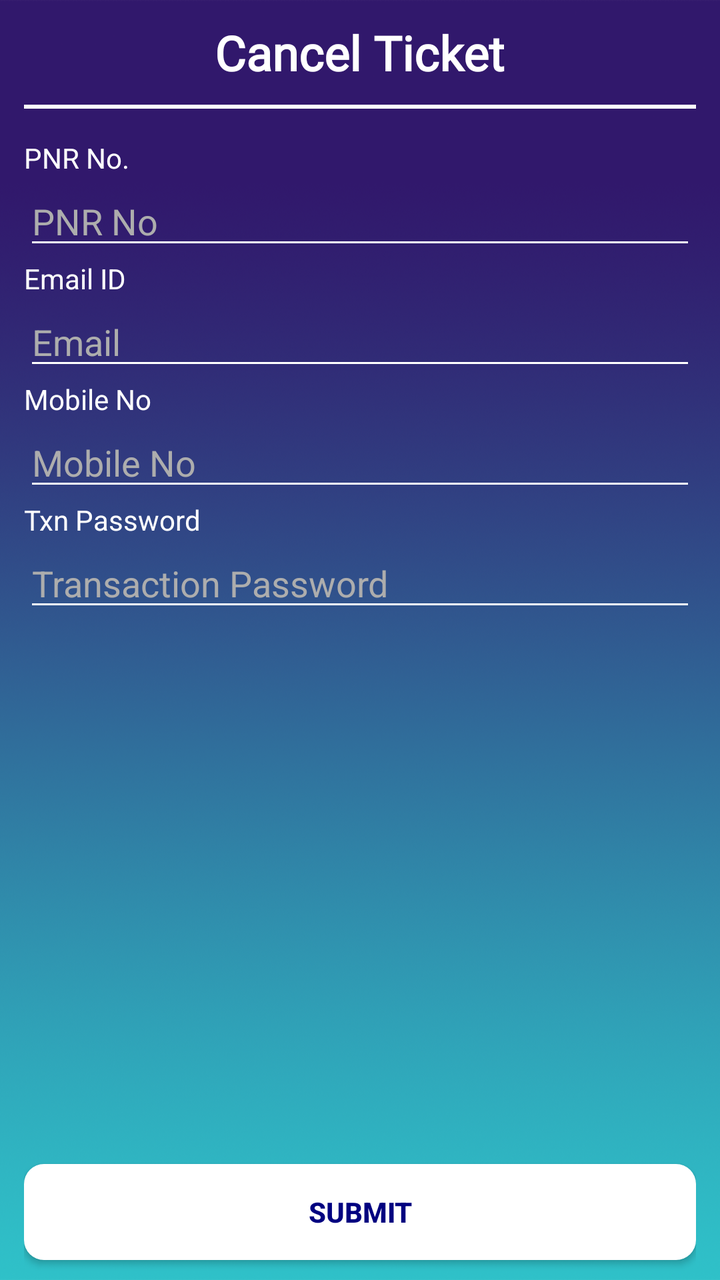
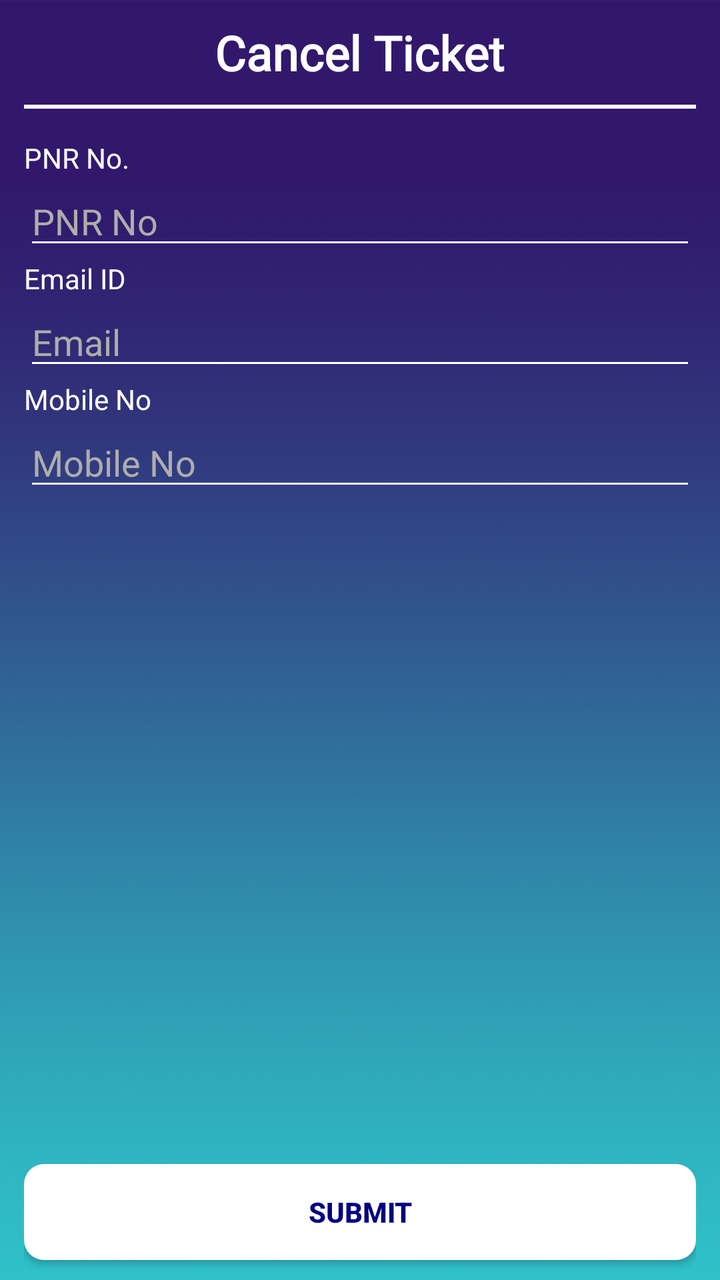

Before-and-after screenshots of an Android layout around one commit, followed by the original layout XML and the change that was made.
<!-- AndroidManifest.xml: application theme AppTheme.NoActionBar -->
<!-- res/layout/activity_ticket_cancellation.xml -->
<?xml version="1.0" encoding="utf-8"?>
<LinearLayout xmlns:android="http://schemas.android.com/apk/res/android"
    xmlns:app="http://schemas.android.com/apk/res-auto"
    xmlns:tools="http://schemas.android.com/tools"
    android:layout_width="match_parent"
    android:layout_height="match_parent"
    android:orientation="vertical"
    android:background="@drawable/background_img"
    android:paddingLeft="12dp"
    android:paddingRight="12dp"
    android:paddingTop="10dp"
    android:weightSum="1"
    tools:context="com.gsrtc.mobileweb.ui.activities.ticket_cancellation.TicketCancellationActivity">
    <ScrollView
        android:layout_width="match_parent"
        android:layout_weight="1"
        android:layout_height="match_parent">
        <LinearLayout
            android:layout_width="match_parent"
            android:layout_height="wrap_content"
            android:orientation="vertical">
            <TextView
                android:id="@+id/header_cancel"
                android:layout_width="wrap_content"
                android:layout_height="wrap_content"
                android:textSize="24sp"
                android:textStyle="bold"
                android:layout_gravity="center"
                android:textColor="@color/white"
                android:fontFamily="@font/gotham"
                android:layout_marginBottom="10dp"
                android:text="Cancel Ticket"/>
            <View
                android:id="@+id/second"
                android:layout_width="match_parent"
                android:layout_height="2dp"
                android:layout_below="@+id/top"
                android:layout_marginBottom="15dp"
                android:background="@color/white" />

            <LinearLayout
                android:layout_width="match_parent"
                android:layout_height="wrap_content"
                android:orientation="vertical">
                <TextView
                    android:id="@+id/txtpnr"
                    android:text="PNR No."
                    android:layout_width="wrap_content"
                    android:layout_height="wrap_content"
                    android:textColor="@color/white" />
                <EditText
                    android:id="@+id/pnr"
                    android:theme="@style/EditTextStyle"
                    android:singleLine="true"
                    android:textColorHint="@color/hint"
                    android:textColor="@color/white"
                    android:layout_width="match_parent"
                    android:layout_height="wrap_content"
                    android:hint="PNR No"/>
                <TextView
                    android:id="@+id/txtemail"
                    android:text="Email ID"
                    android:layout_width="wrap_content"
                    android:layout_height="wrap_content"
                    android:textColor="@color/white"/>
                <EditText
                    android:id="@+id/email"
                    android:theme="@style/EditTextStyle"
                    android:layout_width="match_parent"
                    android:inputType="textEmailAddress"
                    android:layout_height="wrap_content"
                    android:singleLine="true"
                    android:textColorHint="@color/hint"
                    android:textColor="@color/white"
                    android:hint="Email"/>
                <TextView
                    android:id="@+id/txtmobile"
                    android:text="Mobile No"
                    android:layout_width="wrap_content"
                    android:layout_height="wrap_content"
                    android:textColor="@color/white"/>
                <EditText
                    android:id="@+id/phone"
                    android:theme="@style/EditTextStyle"
                    android:inputType="phone"
                    android:singleLine="true"
                    android:maxLength="13"
                    android:textColorHint="@color/hint"
                    android:textColor="@color/white"
                    android:layout_width="match_parent"
                    android:layout_height="wrap_content"
                    android:hint="Mobile No"/>
                <TextView
                    android:id="@+id/txtpass"
                    android:text="Txn Password"
                    android:layout_width="wrap_content"
                    android:layout_height="wrap_content"
                    android:textColor="@color/white"/>
                <EditText
                    android:id="@+id/text_password"
                    android:theme="@style/EditTextStyle"
                    android:inputType="textPassword"
                    android:layout_width="match_parent"
                    android:layout_height="wrap_content"
                    android:singleLine="true"
                    android:textColorHint="@color/hint"
                    android:textColor="@color/white"
                    android:hint="Transaction Password"/>
                <TextView
                    android:text="Reference Number"
                    android:layout_width="wrap_content"
                    android:layout_height="wrap_content"
                    android:visibility="gone"/>
                <EditText
                    android:id="@+id/wsRefNo"
                    android:theme="@style/EditTextStyle"
                    android:layout_width="match_parent"
                    android:layout_height="wrap_content"
                    android:visibility="gone"/>
            </LinearLayout>

        </LinearLayout>
    </ScrollView>
    <Button
        android:id="@+id/submitBtn"
       android:background="@drawable/btn_shape"
        android:textColor="@color/naviy"
        android:layout_marginTop="10dp"
        android:layout_width="match_parent"
        android:layout_height="wrap_content"
        android:text="Submit"
        android:layout_marginBottom="10dp"
        android:textStyle="bold"/>
</LinearLayout>
<!-- resources referenced by this layout -->
<resources>
  <color name="hint"> #adadad</color>
  <color name="naviy">#000080</color>
  <color name="white">#FFFFFF</color>
  <!-- drawable background_img: png bitmap (drawable-sw720dp, 391260 bytes) -->
  <!-- drawable btn_shape (drawable) -->
  <?xml version="1.0" encoding="utf-8"?>
  <selector xmlns:android="http://schemas.android.com/apk/res/android">
      <item>
          <shape android:shape="rectangle">
              <solid android:color="@color/white" />
              <corners android:radius="10dp"/>
          </shape>
      </item>
  </selector>
  <style name="EditTextStyle">
          <item name="colorAccent">@color/white</item>
          <item name="colorControlNormal">@color/white</item>
          <item name="colorControlActivated">@color/white</item>
      </style>
  <style name="AppTheme.NoActionBar" parent="Theme.AppCompat.Light.NoActionBar">
          
          <item name="android:windowActionBar">false</item>
  
  
  
          
          <item name="android:windowLightStatusBar">true</item> 
      </style>
</resources>

<!-- the commit's change to res/layout/activity_ticket_cancellation.xml (unified diff, before → after) -->
@@ -11,124 +11,128 @@
     android:paddingTop="10dp"
     android:weightSum="1"
     tools:context="com.gsrtc.mobileweb.ui.activities.ticket_cancellation.TicketCancellationActivity">
+
     <ScrollView
         android:layout_width="match_parent"
-        android:layout_weight="1"
-        android:layout_height="match_parent">
+        android:layout_height="match_parent"
+        android:layout_weight="1">
+
         <LinearLayout
             android:layout_width="match_parent"
             android:layout_height="wrap_content"
             android:orientation="vertical">
+
+            
             <TextView
                 android:id="@+id/header_cancel"
                 android:layout_width="wrap_content"
                 android:layout_height="wrap_content"
+                android:text="Cancel Ticket"
                 android:textSize="24sp"
                 android:textStyle="bold"
                 android:layout_gravity="center"
                 android:textColor="@color/white"
                 android:fontFamily="@font/gotham"
-                android:layout_marginBottom="10dp"
-                android:text="Cancel Ticket"/>
+                android:layout_marginBottom="10dp"/>
+
             <View
                 android:id="@+id/second"
                 android:layout_width="match_parent"
                 android:layout_height="2dp"
-                android:layout_below="@+id/top"
                 android:layout_marginBottom="15dp"
                 android:background="@color/white" />
 
+            
             <LinearLayout
                 android:layout_width="match_parent"
                 android:layout_height="wrap_content"
                 android:orientation="vertical">
+
+                
                 <TextView
                     android:id="@+id/txtpnr"
-                    android:text="PNR No."
                     android:layout_width="wrap_content"
                     android:layout_height="wrap_content"
-                    android:textColor="@color/white" />
+                    android:text="PNR No."
+                    android:textColor="@color/white"/>
+
                 <EditText
                     android:id="@+id/pnr"
+                    android:layout_width="match_parent"
+                    android:layout_height="wrap_content"
                     android:theme="@style/EditTextStyle"
                     android:singleLine="true"
+                    android:textColor="@color/white"
                     android:textColorHint="@color/hint"
-                    android:textColor="@color/white"
+                    android:hint="PNR No"/>
+
+                
+                <TextView
+                    android:id="@+id/txtemail"
+                    android:layout_width="wrap_content"
+                    android:layout_height="wrap_content"
+                    android:text="Email ID"
+                    android:textColor="@color/white"/>
+
+                <EditText
+                    android:id="@+id/email"
                     android:layout_width="match_parent"
                     android:layout_height="wrap_content"
-                    android:hint="PNR No"/>
+                    android:theme="@style/EditTextStyle"
+                    android:inputType="textEmailAddress"
+                    android:singleLine="true"
+                    android:textColor="@color/white"
+                    android:textColorHint="@color/hint"
+                    android:hint="Email"/>
+
+                
                 <TextView
-                    android:id="@+id/txtemail"
-                    android:text="Email ID"
+                    android:id="@+id/txtmobile"
                     android:layout_width="wrap_content"
                     android:layout_height="wrap_content"
+                    android:text="Mobile No"
                     android:textColor="@color/white"/>
+
                 <EditText
-                    android:id="@+id/email"
+                    android:id="@+id/phone"
+                    android:layout_width="match_parent"
+                    android:layout_height="wrap_content"
                     android:theme="@style/EditTextStyle"
-                    android:layout_width="match_parent"
-                    android:inputType="textEmailAddress"
-                    android:layout_height="wrap_content"
+                    android:inputType="phone"
+                    android:maxLength="13"
                     android:singleLine="true"
+                    android:textColor="@color/white"
                     android:textColorHint="@color/hint"
-                    android:textColor="@color/white"
-                    android:hint="Email"/>
+                    android:hint="Mobile No"/>
+
+                
                 <TextView
-                    android:id="@+id/txtmobile"
-                    android:text="Mobile No"
                     android:layout_width="wrap_content"
                     android:layout_height="wrap_content"
-                    android:textColor="@color/white"/>
+                    android:text="Reference Number"
+                    android:visibility="gone"/>
+
                 <EditText
-                    android:id="@+id/phone"
-                    android:theme="@style/EditTextStyle"
-                    android:inputType="phone"
-                    android:singleLine="true"
-                    android:maxLength="13"
-                    android:textColorHint="@color/hint"
-                    android:textColor="@color/white"
+                    android:id="@+id/wsRefNo"
                     android:layout_width="match_parent"
                     android:layout_height="wrap_content"
-                    android:hint="Mobile No"/>
-                <TextView
-                    android:id="@+id/txtpass"
-                    android:text="Txn Password"
-                    android:layout_width="wrap_content"
-                    android:layout_height="wrap_content"
-                    android:textColor="@color/white"/>
-                <EditText
-                    android:id="@+id/text_password"
                     android:theme="@style/EditTextStyle"
-                    android:inputType="textPassword"
-                    android:layout_width="match_parent"
-                    android:layout_height="wrap_content"
-                    android:singleLine="true"
-                    android:textColorHint="@color/hint"
-                    android:textColor="@color/white"
-                    android:hint="Transaction Password"/>
-                <TextView
-                    android:text="Reference Number"
-                    android:layout_width="wrap_content"
-                    android:layout_height="wrap_content"
                     android:visibility="gone"/>
-                <EditText
-                    android:id="@+id/wsRefNo"
-                    android:theme="@style/EditTextStyle"
-                    android:layout_width="match_parent"
-                    android:layout_height="wrap_content"
-                    android:visibility="gone"/>
+
             </LinearLayout>
-
         </LinearLayout>
     </ScrollView>
+
+    
     <Button
         android:id="@+id/submitBtn"
-       android:background="@drawable/btn_shape"
-        android:textColor="@color/naviy"
-        android:layout_marginTop="10dp"
         android:layout_width="match_parent"
         android:layout_height="wrap_content"
+        android:layout_marginTop="10dp"
+        android:layout_marginBottom="10dp"
+        android:background="@drawable/btn_shape"
         android:text="Submit"
-        android:layout_marginBottom="10dp"
+        android:textColor="@color/naviy"
         android:textStyle="bold"/>
+
 </LinearLayout>
